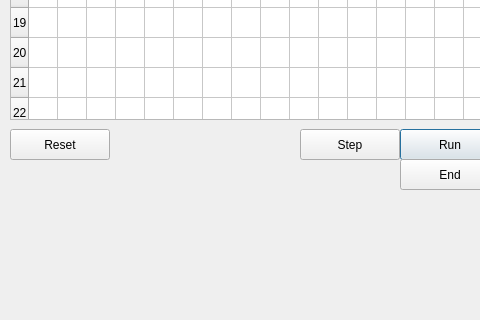
First picture: the form in MT589/mainwindow.ui, repository devborz/mt589-simulator, before the edit; both pictures show x 0 to 480 and y 580 to 900 of the 1100 by 900 pixel window.
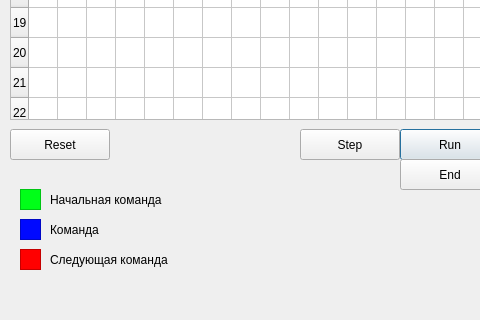
Second picture: the form after the edit. Icons and pictures are not drawn.

Commit message: Add items colors legend

Diff of the .ui file:
```diff
--- a/MT589/mainwindow.ui
+++ b/MT589/mainwindow.ui
@@ -1937,6 +1937,1428 @@
      <string>Reset</string>
     </property>
    </widget>
+   <widget class="QLabel" name="label_5">
+    <property name="geometry">
+     <rect>
+      <x>50</x>
+      <y>750</y>
+      <width>151</width>
+      <height>21</height>
+     </rect>
+    </property>
+    <property name="text">
+     <string>Начальная команда</string>
+    </property>
+   </widget>
+   <widget class="QLabel" name="label_7">
+    <property name="geometry">
+     <rect>
+      <x>50</x>
+      <y>780</y>
+      <width>151</width>
+      <height>21</height>
+     </rect>
+    </property>
+    <property name="text">
+     <string>Команда</string>
+    </property>
+   </widget>
+   <widget class="QFrame" name="frame_4">
+    <property name="geometry">
+     <rect>
+      <x>20</x>
+      <y>750</y>
+      <width>21</width>
+      <height>21</height>
+     </rect>
+    </property>
+    <property name="palette">
+     <palette>
+      <active>
+       <colorrole role="WindowText">
+        <brush brushstyle="SolidPattern">
+         <color alpha="255">
+          <red>0</red>
+          <green>0</green>
+          <blue>0</blue>
+         </color>
+        </brush>
+       </colorrole>
+       <colorrole role="Button">
+        <brush brushstyle="SolidPattern">
+         <color alpha="255">
+          <red>0</red>
+          <green>255</green>
+          <blue>24</blue>
+         </color>
+        </brush>
+       </colorrole>
+       <colorrole role="Light">
+        <brush brushstyle="SolidPattern">
+         <color alpha="255">
+          <red>127</red>
+          <green>255</green>
+          <blue>139</blue>
+         </color>
+        </brush>
+       </colorrole>
+       <colorrole role="Midlight">
+        <brush brushstyle="SolidPattern">
+         <color alpha="255">
+          <red>63</red>
+          <green>255</green>
+          <blue>81</blue>
+         </color>
+        </brush>
+       </colorrole>
+       <colorrole role="Dark">
+        <brush brushstyle="SolidPattern">
+         <color alpha="255">
+          <red>0</red>
+          <green>127</green>
+          <blue>12</blue>
+         </color>
+        </brush>
+       </colorrole>
+       <colorrole role="Mid">
+        <brush brushstyle="SolidPattern">
+         <color alpha="255">
+          <red>0</red>
+          <green>170</green>
+          <blue>16</blue>
+         </color>
+        </brush>
+       </colorrole>
+       <colorrole role="Text">
+        <brush brushstyle="SolidPattern">
+         <color alpha="255">
+          <red>0</red>
+          <green>0</green>
+          <blue>0</blue>
+         </color>
+        </brush>
+       </colorrole>
+       <colorrole role="BrightText">
+        <brush brushstyle="SolidPattern">
+         <color alpha="255">
+          <red>255</red>
+          <green>255</green>
+          <blue>255</blue>
+         </color>
+        </brush>
+       </colorrole>
+       <colorrole role="ButtonText">
+        <brush brushstyle="SolidPattern">
+         <color alpha="255">
+          <red>0</red>
+          <green>0</green>
+          <blue>0</blue>
+         </color>
+        </brush>
+       </colorrole>
+       <colorrole role="Base">
+        <brush brushstyle="SolidPattern">
+         <color alpha="255">
+          <red>255</red>
+          <green>255</green>
+          <blue>255</blue>
+         </color>
+        </brush>
+       </colorrole>
+       <colorrole role="Window">
+        <brush brushstyle="SolidPattern">
+         <color alpha="255">
+          <red>0</red>
+          <green>255</green>
+          <blue>24</blue>
+         </color>
+        </brush>
+       </colorrole>
+       <colorrole role="Shadow">
+        <brush brushstyle="SolidPattern">
+         <color alpha="255">
+          <red>0</red>
+          <green>0</green>
+          <blue>0</blue>
+         </color>
+        </brush>
+       </colorrole>
+       <colorrole role="AlternateBase">
+        <brush brushstyle="SolidPattern">
+         <color alpha="255">
+          <red>127</red>
+          <green>255</green>
+          <blue>139</blue>
+         </color>
+        </brush>
+       </colorrole>
+       <colorrole role="ToolTipBase">
+        <brush brushstyle="SolidPattern">
+         <color alpha="255">
+          <red>255</red>
+          <green>255</green>
+          <blue>220</blue>
+         </color>
+        </brush>
+       </colorrole>
+       <colorrole role="ToolTipText">
+        <brush brushstyle="SolidPattern">
+         <color alpha="255">
+          <red>0</red>
+          <green>0</green>
+          <blue>0</blue>
+         </color>
+        </brush>
+       </colorrole>
+       <colorrole role="PlaceholderText">
+        <brush brushstyle="SolidPattern">
+         <color alpha="128">
+          <red>0</red>
+          <green>0</green>
+          <blue>0</blue>
+         </color>
+        </brush>
+       </colorrole>
+      </active>
+      <inactive>
+       <colorrole role="WindowText">
+        <brush brushstyle="SolidPattern">
+         <color alpha="255">
+          <red>0</red>
+          <green>0</green>
+          <blue>0</blue>
+         </color>
+        </brush>
+       </colorrole>
+       <colorrole role="Button">
+        <brush brushstyle="SolidPattern">
+         <color alpha="255">
+          <red>0</red>
+          <green>255</green>
+          <blue>24</blue>
+         </color>
+        </brush>
+       </colorrole>
+       <colorrole role="Light">
+        <brush brushstyle="SolidPattern">
+         <color alpha="255">
+          <red>127</red>
+          <green>255</green>
+          <blue>139</blue>
+         </color>
+        </brush>
+       </colorrole>
+       <colorrole role="Midlight">
+        <brush brushstyle="SolidPattern">
+         <color alpha="255">
+          <red>63</red>
+          <green>255</green>
+          <blue>81</blue>
+         </color>
+        </brush>
+       </colorrole>
+       <colorrole role="Dark">
+        <brush brushstyle="SolidPattern">
+         <color alpha="255">
+          <red>0</red>
+          <green>127</green>
+          <blue>12</blue>
+         </color>
+        </brush>
+       </colorrole>
+       <colorrole role="Mid">
+        <brush brushstyle="SolidPattern">
+         <color alpha="255">
+          <red>0</red>
+          <green>170</green>
+          <blue>16</blue>
+         </color>
+        </brush>
+       </colorrole>
+       <colorrole role="Text">
+        <brush brushstyle="SolidPattern">
+         <color alpha="255">
+          <red>0</red>
+          <green>0</green>
+          <blue>0</blue>
+         </color>
+        </brush>
+       </colorrole>
+       <colorrole role="BrightText">
+        <brush brushstyle="SolidPattern">
+         <color alpha="255">
+          <red>255</red>
+          <green>255</green>
+          <blue>255</blue>
+         </color>
+        </brush>
+       </colorrole>
+       <colorrole role="ButtonText">
+        <brush brushstyle="SolidPattern">
+         <color alpha="255">
+          <red>0</red>
+          <green>0</green>
+          <blue>0</blue>
+         </color>
+        </brush>
+       </colorrole>
+       <colorrole role="Base">
+        <brush brushstyle="SolidPattern">
+         <color alpha="255">
+          <red>255</red>
+          <green>255</green>
+          <blue>255</blue>
+         </color>
+        </brush>
+       </colorrole>
+       <colorrole role="Window">
+        <brush brushstyle="SolidPattern">
+         <color alpha="255">
+          <red>0</red>
+          <green>255</green>
+          <blue>24</blue>
+         </color>
+        </brush>
+       </colorrole>
+       <colorrole role="Shadow">
+        <brush brushstyle="SolidPattern">
+         <color alpha="255">
+          <red>0</red>
+          <green>0</green>
+          <blue>0</blue>
+         </color>
+        </brush>
+       </colorrole>
+       <colorrole role="AlternateBase">
+        <brush brushstyle="SolidPattern">
+         <color alpha="255">
+          <red>127</red>
+          <green>255</green>
+          <blue>139</blue>
+         </color>
+        </brush>
+       </colorrole>
+       <colorrole role="ToolTipBase">
+        <brush brushstyle="SolidPattern">
+         <color alpha="255">
+          <red>255</red>
+          <green>255</green>
+          <blue>220</blue>
+         </color>
+        </brush>
+       </colorrole>
+       <colorrole role="ToolTipText">
+        <brush brushstyle="SolidPattern">
+         <color alpha="255">
+          <red>0</red>
+          <green>0</green>
+          <blue>0</blue>
+         </color>
+        </brush>
+       </colorrole>
+       <colorrole role="PlaceholderText">
+        <brush brushstyle="SolidPattern">
+         <color alpha="128">
+          <red>0</red>
+          <green>0</green>
+          <blue>0</blue>
+         </color>
+        </brush>
+       </colorrole>
+      </inactive>
+      <disabled>
+       <colorrole role="WindowText">
+        <brush brushstyle="SolidPattern">
+         <color alpha="255">
+          <red>0</red>
+          <green>127</green>
+          <blue>12</blue>
+         </color>
+        </brush>
+       </colorrole>
+       <colorrole role="Button">
+        <brush brushstyle="SolidPattern">
+         <color alpha="255">
+          <red>0</red>
+          <green>255</green>
+          <blue>24</blue>
+         </color>
+        </brush>
+       </colorrole>
+       <colorrole role="Light">
+        <brush brushstyle="SolidPattern">
+         <color alpha="255">
+          <red>127</red>
+          <green>255</green>
+          <blue>139</blue>
+         </color>
+        </brush>
+       </colorrole>
+       <colorrole role="Midlight">
+        <brush brushstyle="SolidPattern">
+         <color alpha="255">
+          <red>63</red>
+          <green>255</green>
+          <blue>81</blue>
+         </color>
+        </brush>
+       </colorrole>
+       <colorrole role="Dark">
+        <brush brushstyle="SolidPattern">
+         <color alpha="255">
+          <red>0</red>
+          <green>127</green>
+          <blue>12</blue>
+         </color>
+        </brush>
+       </colorrole>
+       <colorrole role="Mid">
+        <brush brushstyle="SolidPattern">
+         <color alpha="255">
+          <red>0</red>
+          <green>170</green>
+          <blue>16</blue>
+         </color>
+        </brush>
+       </colorrole>
+       <colorrole role="Text">
+        <brush brushstyle="SolidPattern">
+         <color alpha="255">
+          <red>0</red>
+          <green>127</green>
+          <blue>12</blue>
+         </color>
+        </brush>
+       </colorrole>
+       <colorrole role="BrightText">
+        <brush brushstyle="SolidPattern">
+         <color alpha="255">
+          <red>255</red>
+          <green>255</green>
+          <blue>255</blue>
+         </color>
+        </brush>
+       </colorrole>
+       <colorrole role="ButtonText">
+        <brush brushstyle="SolidPattern">
+         <color alpha="255">
+          <red>0</red>
+          <green>127</green>
+          <blue>12</blue>
+         </color>
+        </brush>
+       </colorrole>
+       <colorrole role="Base">
+        <brush brushstyle="SolidPattern">
+         <color alpha="255">
+          <red>0</red>
+          <green>255</green>
+          <blue>24</blue>
+         </color>
+        </brush>
+       </colorrole>
+       <colorrole role="Window">
+        <brush brushstyle="SolidPattern">
+         <color alpha="255">
+          <red>0</red>
+          <green>255</green>
+          <blue>24</blue>
+         </color>
+        </brush>
+       </colorrole>
+       <colorrole role="Shadow">
+        <brush brushstyle="SolidPattern">
+         <color alpha="255">
+          <red>0</red>
+          <green>0</green>
+          <blue>0</blue>
+         </color>
+        </brush>
+       </colorrole>
+       <colorrole role="AlternateBase">
+        <brush brushstyle="SolidPattern">
+         <color alpha="255">
+          <red>0</red>
+          <green>255</green>
+          <blue>24</blue>
+         </color>
+        </brush>
+       </colorrole>
+       <colorrole role="ToolTipBase">
+        <brush brushstyle="SolidPattern">
+         <color alpha="255">
+          <red>255</red>
+          <green>255</green>
+          <blue>220</blue>
+         </color>
+        </brush>
+       </colorrole>
+       <colorrole role="ToolTipText">
+        <brush brushstyle="SolidPattern">
+         <color alpha="255">
+          <red>0</red>
+          <green>0</green>
+          <blue>0</blue>
+         </color>
+        </brush>
+       </colorrole>
+       <colorrole role="PlaceholderText">
+        <brush brushstyle="SolidPattern">
+         <color alpha="128">
+          <red>0</red>
+          <green>0</green>
+          <blue>0</blue>
+         </color>
+        </brush>
+       </colorrole>
+      </disabled>
+     </palette>
+    </property>
+    <property name="autoFillBackground">
+     <bool>true</bool>
+    </property>
+    <property name="frameShape">
+     <enum>QFrame::StyledPanel</enum>
+    </property>
+    <property name="frameShadow">
+     <enum>QFrame::Raised</enum>
+    </property>
+   </widget>
+   <widget class="QFrame" name="frame_6">
+    <property name="geometry">
+     <rect>
+      <x>20</x>
+      <y>810</y>
+      <width>21</width>
+      <height>21</height>
+     </rect>
+    </property>
+    <property name="palette">
+     <palette>
+      <active>
+       <colorrole role="WindowText">
+        <brush brushstyle="SolidPattern">
+         <color alpha="255">
+          <red>0</red>
+          <green>0</green>
+          <blue>0</blue>
+         </color>
+        </brush>
+       </colorrole>
+       <colorrole role="Button">
+        <brush brushstyle="SolidPattern">
+         <color alpha="255">
+          <red>255</red>
+          <green>0</green>
+          <blue>0</blue>
+         </color>
+        </brush>
+       </colorrole>
+       <colorrole role="Light">
+        <brush brushstyle="SolidPattern">
+         <color alpha="255">
+          <red>255</red>
+          <green>127</green>
+          <blue>127</blue>
+         </color>
+        </brush>
+       </colorrole>
+       <colorrole role="Midlight">
+        <brush brushstyle="SolidPattern">
+         <color alpha="255">
+          <red>255</red>
+          <green>63</green>
+          <blue>63</blue>
+         </color>
+        </brush>
+       </colorrole>
+       <colorrole role="Dark">
+        <brush brushstyle="SolidPattern">
+         <color alpha="255">
+          <red>127</red>
+          <green>0</green>
+          <blue>0</blue>
+         </color>
+        </brush>
+       </colorrole>
+       <colorrole role="Mid">
+        <brush brushstyle="SolidPattern">
+         <color alpha="255">
+          <red>170</red>
+          <green>0</green>
+          <blue>0</blue>
+         </color>
+        </brush>
+       </colorrole>
+       <colorrole role="Text">
+        <brush brushstyle="SolidPattern">
+         <color alpha="255">
+          <red>0</red>
+          <green>0</green>
+          <blue>0</blue>
+         </color>
+        </brush>
+       </colorrole>
+       <colorrole role="BrightText">
+        <brush brushstyle="SolidPattern">
+         <color alpha="255">
+          <red>255</red>
+          <green>255</green>
+          <blue>255</blue>
+         </color>
+        </brush>
+       </colorrole>
+       <colorrole role="ButtonText">
+        <brush brushstyle="SolidPattern">
+         <color alpha="255">
+          <red>0</red>
+          <green>0</green>
+          <blue>0</blue>
+         </color>
+        </brush>
+       </colorrole>
+       <colorrole role="Base">
+        <brush brushstyle="SolidPattern">
+         <color alpha="255">
+          <red>255</red>
+          <green>255</green>
+          <blue>255</blue>
+         </color>
+        </brush>
+       </colorrole>
+       <colorrole role="Window">
+        <brush brushstyle="SolidPattern">
+         <color alpha="255">
+          <red>255</red>
+          <green>0</green>
+          <blue>0</blue>
+         </color>
+        </brush>
+       </colorrole>
+       <colorrole role="Shadow">
+        <brush brushstyle="SolidPattern">
+         <color alpha="255">
+          <red>0</red>
+          <green>0</green>
+          <blue>0</blue>
+         </color>
+        </brush>
+       </colorrole>
+       <colorrole role="AlternateBase">
+        <brush brushstyle="SolidPattern">
+         <color alpha="255">
+          <red>255</red>
+          <green>127</green>
+          <blue>127</blue>
+         </color>
+        </brush>
+       </colorrole>
+       <colorrole role="ToolTipBase">
+        <brush brushstyle="SolidPattern">
+         <color alpha="255">
+          <red>255</red>
+          <green>255</green>
+          <blue>220</blue>
+         </color>
+        </brush>
+       </colorrole>
+       <colorrole role="ToolTipText">
+        <brush brushstyle="SolidPattern">
+         <color alpha="255">
+          <red>0</red>
+          <green>0</green>
+          <blue>0</blue>
+         </color>
+        </brush>
+       </colorrole>
+       <colorrole role="PlaceholderText">
+        <brush brushstyle="SolidPattern">
+         <color alpha="128">
+          <red>0</red>
+          <green>0</green>
+          <blue>0</blue>
+         </color>
+        </brush>
+       </colorrole>
+      </active>
+      <inactive>
+       <colorrole role="WindowText">
+        <brush brushstyle="SolidPattern">
+         <color alpha="255">
+          <red>0</red>
+          <green>0</green>
+          <blue>0</blue>
+         </color>
+        </brush>
+       </colorrole>
+       <colorrole role="Button">
+        <brush brushstyle="SolidPattern">
+         <color alpha="255">
+          <red>255</red>
+          <green>0</green>
+          <blue>0</blue>
+         </color>
+        </brush>
+       </colorrole>
+       <colorrole role="Light">
+        <brush brushstyle="SolidPattern">
+         <color alpha="255">
+          <red>255</red>
+          <green>127</green>
+          <blue>127</blue>
+         </color>
+        </brush>
+       </colorrole>
+       <colorrole role="Midlight">
+        <brush brushstyle="SolidPattern">
+         <color alpha="255">
+          <red>255</red>
+          <green>63</green>
+          <blue>63</blue>
+         </color>
+        </brush>
+       </colorrole>
+       <colorrole role="Dark">
+        <brush brushstyle="SolidPattern">
+         <color alpha="255">
+          <red>127</red>
+          <green>0</green>
+          <blue>0</blue>
+         </color>
+        </brush>
+       </colorrole>
+       <colorrole role="Mid">
+        <brush brushstyle="SolidPattern">
+         <color alpha="255">
+          <red>170</red>
+          <green>0</green>
+          <blue>0</blue>
+         </color>
+        </brush>
+       </colorrole>
+       <colorrole role="Text">
+        <brush brushstyle="SolidPattern">
+         <color alpha="255">
+          <red>0</red>
+          <green>0</green>
+          <blue>0</blue>
+         </color>
+        </brush>
+       </colorrole>
+       <colorrole role="BrightText">
+        <brush brushstyle="SolidPattern">
+         <color alpha="255">
+          <red>255</red>
+          <green>255</green>
+          <blue>255</blue>
+         </color>
+        </brush>
+       </colorrole>
+       <colorrole role="ButtonText">
+        <brush brushstyle="SolidPattern">
+         <color alpha="255">
+          <red>0</red>
+          <green>0</green>
+          <blue>0</blue>
+         </color>
+        </brush>
+       </colorrole>
+       <colorrole role="Base">
+        <brush brushstyle="SolidPattern">
+         <color alpha="255">
+          <red>255</red>
+          <green>255</green>
+          <blue>255</blue>
+         </color>
+        </brush>
+       </colorrole>
+       <colorrole role="Window">
+        <brush brushstyle="SolidPattern">
+         <color alpha="255">
+          <red>255</red>
+          <green>0</green>
+          <blue>0</blue>
+         </color>
+        </brush>
+       </colorrole>
+       <colorrole role="Shadow">
+        <brush brushstyle="SolidPattern">
+         <color alpha="255">
+          <red>0</red>
+          <green>0</green>
+          <blue>0</blue>
+         </color>
+        </brush>
+       </colorrole>
+       <colorrole role="AlternateBase">
+        <brush brushstyle="SolidPattern">
+         <color alpha="255">
+          <red>255</red>
+          <green>127</green>
+          <blue>127</blue>
+         </color>
+        </brush>
+       </colorrole>
+       <colorrole role="ToolTipBase">
+        <brush brushstyle="SolidPattern">
+         <color alpha="255">
+          <red>255</red>
+          <green>255</green>
+          <blue>220</blue>
+         </color>
+        </brush>
+       </colorrole>
+       <colorrole role="ToolTipText">
+        <brush brushstyle="SolidPattern">
+         <color alpha="255">
+          <red>0</red>
+          <green>0</green>
+          <blue>0</blue>
+         </color>
+        </brush>
+       </colorrole>
+       <colorrole role="PlaceholderText">
+        <brush brushstyle="SolidPattern">
+         <color alpha="128">
+          <red>0</red>
+          <green>0</green>
+          <blue>0</blue>
+         </color>
+        </brush>
+       </colorrole>
+      </inactive>
+      <disabled>
+       <colorrole role="WindowText">
+        <brush brushstyle="SolidPattern">
+         <color alpha="255">
+          <red>127</red>
+          <green>0</green>
+          <blue>0</blue>
+         </color>
+        </brush>
+       </colorrole>
+       <colorrole role="Button">
+        <brush brushstyle="SolidPattern">
+         <color alpha="255">
+          <red>255</red>
+          <green>0</green>
+          <blue>0</blue>
+         </color>
+        </brush>
+       </colorrole>
+       <colorrole role="Light">
+        <brush brushstyle="SolidPattern">
+         <color alpha="255">
+          <red>255</red>
+          <green>127</green>
+          <blue>127</blue>
+         </color>
+        </brush>
+       </colorrole>
+       <colorrole role="Midlight">
+        <brush brushstyle="SolidPattern">
+         <color alpha="255">
+          <red>255</red>
+          <green>63</green>
+          <blue>63</blue>
+         </color>
+        </brush>
+       </colorrole>
+       <colorrole role="Dark">
+        <brush brushstyle="SolidPattern">
+         <color alpha="255">
+          <red>127</red>
+          <green>0</green>
+          <blue>0</blue>
+         </color>
+        </brush>
+       </colorrole>
+       <colorrole role="Mid">
+        <brush brushstyle="SolidPattern">
+         <color alpha="255">
+          <red>170</red>
+          <green>0</green>
+          <blue>0</blue>
+         </color>
+        </brush>
+       </colorrole>
+       <colorrole role="Text">
+        <brush brushstyle="SolidPattern">
+         <color alpha="255">
+          <red>127</red>
+          <green>0</green>
+          <blue>0</blue>
+         </color>
+        </brush>
+       </colorrole>
+       <colorrole role="BrightText">
+        <brush brushstyle="SolidPattern">
+         <color alpha="255">
+          <red>255</red>
+          <green>255</green>
+          <blue>255</blue>
+         </color>
+        </brush>
+       </colorrole>
+       <colorrole role="ButtonText">
+        <brush brushstyle="SolidPattern">
+         <color alpha="255">
+          <red>127</red>
+          <green>0</green>
+          <blue>0</blue>
+         </color>
+        </brush>
+       </colorrole>
+       <colorrole role="Base">
+        <brush brushstyle="SolidPattern">
+         <color alpha="255">
+          <red>255</red>
+          <green>0</green>
+          <blue>0</blue>
+         </color>
+        </brush>
+       </colorrole>
+       <colorrole role="Window">
+        <brush brushstyle="SolidPattern">
+         <color alpha="255">
+          <red>255</red>
+          <green>0</green>
+          <blue>0</blue>
+         </color>
+        </brush>
+       </colorrole>
+       <colorrole role="Shadow">
+        <brush brushstyle="SolidPattern">
+         <color alpha="255">
+          <red>0</red>
+          <green>0</green>
+          <blue>0</blue>
+         </color>
+        </brush>
+       </colorrole>
+       <colorrole role="AlternateBase">
+        <brush brushstyle="SolidPattern">
+         <color alpha="255">
+          <red>255</red>
+          <green>0</green>
+          <blue>0</blue>
+         </color>
+        </brush>
+       </colorrole>
+       <colorrole role="ToolTipBase">
+        <brush brushstyle="SolidPattern">
+         <color alpha="255">
+          <red>255</red>
+          <green>255</green>
+          <blue>220</blue>
+         </color>
+        </brush>
+       </colorrole>
+       <colorrole role="ToolTipText">
+        <brush brushstyle="SolidPattern">
+         <color alpha="255">
+          <red>0</red>
+          <green>0</green>
+          <blue>0</blue>
+         </color>
+        </brush>
+       </colorrole>
+       <colorrole role="PlaceholderText">
+        <brush brushstyle="SolidPattern">
+         <color alpha="128">
+          <red>0</red>
+          <green>0</green>
+          <blue>0</blue>
+         </color>
+        </brush>
+       </colorrole>
+      </disabled>
+     </palette>
+    </property>
+    <property name="autoFillBackground">
+     <bool>true</bool>
+    </property>
+    <property name="frameShape">
+     <enum>QFrame::StyledPanel</enum>
+    </property>
+    <property name="frameShadow">
+     <enum>QFrame::Raised</enum>
+    </property>
+   </widget>
+   <widget class="QFrame" name="frame_5">
+    <property name="geometry">
+     <rect>
+      <x>20</x>
+      <y>780</y>
+      <width>21</width>
+      <height>21</height>
+     </rect>
+    </property>
+    <property name="palette">
+     <palette>
+      <active>
+       <colorrole role="WindowText">
+        <brush brushstyle="SolidPattern">
+         <color alpha="255">
+          <red>0</red>
+          <green>0</green>
+          <blue>0</blue>
+         </color>
+        </brush>
+       </colorrole>
+       <colorrole role="Button">
+        <brush brushstyle="SolidPattern">
+         <color alpha="255">
+          <red>0</red>
+          <green>9</green>
+          <blue>255</blue>
+         </color>
+        </brush>
+       </colorrole>
+       <colorrole role="Light">
+        <brush brushstyle="SolidPattern">
+         <color alpha="255">
+          <red>127</red>
+          <green>132</green>
+          <blue>255</blue>
+         </color>
+        </brush>
+       </colorrole>
+       <colorrole role="Midlight">
+        <brush brushstyle="SolidPattern">
+         <color alpha="255">
+          <red>63</red>
+          <green>70</green>
+          <blue>255</blue>
+         </color>
+        </brush>
+       </colorrole>
+       <colorrole role="Dark">
+        <brush brushstyle="SolidPattern">
+         <color alpha="255">
+          <red>0</red>
+          <green>4</green>
+          <blue>127</blue>
+         </color>
+        </brush>
+       </colorrole>
+       <colorrole role="Mid">
+        <brush brushstyle="SolidPattern">
+         <color alpha="255">
+          <red>0</red>
+          <green>6</green>
+          <blue>170</blue>
+         </color>
+        </brush>
+       </colorrole>
+       <colorrole role="Text">
+        <brush brushstyle="SolidPattern">
+         <color alpha="255">
+          <red>0</red>
+          <green>0</green>
+          <blue>0</blue>
+         </color>
+        </brush>
+       </colorrole>
+       <colorrole role="BrightText">
+        <brush brushstyle="SolidPattern">
+         <color alpha="255">
+          <red>255</red>
+          <green>255</green>
+          <blue>255</blue>
+         </color>
+        </brush>
+       </colorrole>
+       <colorrole role="ButtonText">
+        <brush brushstyle="SolidPattern">
+         <color alpha="255">
+          <red>0</red>
+          <green>0</green>
+          <blue>0</blue>
+         </color>
+        </brush>
+       </colorrole>
+       <colorrole role="Base">
+        <brush brushstyle="SolidPattern">
+         <color alpha="255">
+          <red>255</red>
+          <green>255</green>
+          <blue>255</blue>
+         </color>
+        </brush>
+       </colorrole>
+       <colorrole role="Window">
+        <brush brushstyle="SolidPattern">
+         <color alpha="255">
+          <red>0</red>
+          <green>9</green>
+          <blue>255</blue>
+         </color>
+        </brush>
+       </colorrole>
+       <colorrole role="Shadow">
+        <brush brushstyle="SolidPattern">
+         <color alpha="255">
+          <red>0</red>
+          <green>0</green>
+          <blue>0</blue>
+         </color>
+        </brush>
+       </colorrole>
+       <colorrole role="AlternateBase">
+        <brush brushstyle="SolidPattern">
+         <color alpha="255">
+          <red>127</red>
+          <green>132</green>
+          <blue>255</blue>
+         </color>
+        </brush>
+       </colorrole>
+       <colorrole role="ToolTipBase">
+        <brush brushstyle="SolidPattern">
+         <color alpha="255">
+          <red>255</red>
+          <green>255</green>
+          <blue>220</blue>
+         </color>
+        </brush>
+       </colorrole>
+       <colorrole role="ToolTipText">
+        <brush brushstyle="SolidPattern">
+         <color alpha="255">
+          <red>0</red>
+          <green>0</green>
+          <blue>0</blue>
+         </color>
+        </brush>
+       </colorrole>
+       <colorrole role="PlaceholderText">
+        <brush brushstyle="SolidPattern">
+         <color alpha="128">
+          <red>0</red>
+          <green>0</green>
+          <blue>0</blue>
+         </color>
+        </brush>
+       </colorrole>
+      </active>
+      <inactive>
+       <colorrole role="WindowText">
+        <brush brushstyle="SolidPattern">
+         <color alpha="255">
+          <red>0</red>
+          <green>0</green>
+          <blue>0</blue>
+         </color>
+        </brush>
+       </colorrole>
+       <colorrole role="Button">
+        <brush brushstyle="SolidPattern">
+         <color alpha="255">
+          <red>0</red>
+          <green>9</green>
+          <blue>255</blue>
+         </color>
+        </brush>
+       </colorrole>
+       <colorrole role="Light">
+        <brush brushstyle="SolidPattern">
+         <color alpha="255">
+          <red>127</red>
+          <green>132</green>
+          <blue>255</blue>
+         </color>
+        </brush>
+       </colorrole>
+       <colorrole role="Midlight">
+        <brush brushstyle="SolidPattern">
+         <color alpha="255">
+          <red>63</red>
+          <green>70</green>
+          <blue>255</blue>
+         </color>
+        </brush>
+       </colorrole>
+       <colorrole role="Dark">
+        <brush brushstyle="SolidPattern">
+         <color alpha="255">
+          <red>0</red>
+          <green>4</green>
+          <blue>127</blue>
+         </color>
+        </brush>
+       </colorrole>
+       <colorrole role="Mid">
+        <brush brushstyle="SolidPattern">
+         <color alpha="255">
+          <red>0</red>
+          <green>6</green>
+          <blue>170</blue>
+         </color>
+        </brush>
+       </colorrole>
+       <colorrole role="Text">
+        <brush brushstyle="SolidPattern">
+         <color alpha="255">
+          <red>0</red>
+          <green>0</green>
+          <blue>0</blue>
+         </color>
+        </brush>
+       </colorrole>
+       <colorrole role="BrightText">
+        <brush brushstyle="SolidPattern">
+         <color alpha="255">
+          <red>255</red>
+          <green>255</green>
+          <blue>255</blue>
+         </color>
+        </brush>
+       </colorrole>
+       <colorrole role="ButtonText">
+        <brush brushstyle="SolidPattern">
+         <color alpha="255">
+          <red>0</red>
+          <green>0</green>
+          <blue>0</blue>
+         </color>
+        </brush>
+       </colorrole>
+       <colorrole role="Base">
+        <brush brushstyle="SolidPattern">
+         <color alpha="255">
+          <red>255</red>
+          <green>255</green>
+          <blue>255</blue>
+         </color>
+        </brush>
+       </colorrole>
+       <colorrole role="Window">
+        <brush brushstyle="SolidPattern">
+         <color alpha="255">
+          <red>0</red>
+          <green>9</green>
+          <blue>255</blue>
+         </color>
+        </brush>
+       </colorrole>
+       <colorrole role="Shadow">
+        <brush brushstyle="SolidPattern">
+         <color alpha="255">
+          <red>0</red>
+          <green>0</green>
+          <blue>0</blue>
+         </color>
+        </brush>
+       </colorrole>
+       <colorrole role="AlternateBase">
+        <brush brushstyle="SolidPattern">
+         <color alpha="255">
+          <red>127</red>
+          <green>132</green>
+          <blue>255</blue>
+         </color>
+        </brush>
+       </colorrole>
+       <colorrole role="ToolTipBase">
+        <brush brushstyle="SolidPattern">
+         <color alpha="255">
+          <red>255</red>
+          <green>255</green>
+          <blue>220</blue>
+         </color>
+        </brush>
+       </colorrole>
+       <colorrole role="ToolTipText">
+        <brush brushstyle="SolidPattern">
+         <color alpha="255">
+          <red>0</red>
+          <green>0</green>
+          <blue>0</blue>
+         </color>
+        </brush>
+       </colorrole>
+       <colorrole role="PlaceholderText">
+        <brush brushstyle="SolidPattern">
+         <color alpha="128">
+          <red>0</red>
+          <green>0</green>
+          <blue>0</blue>
+         </color>
+        </brush>
+       </colorrole>
+      </inactive>
+      <disabled>
+       <colorrole role="WindowText">
+        <brush brushstyle="SolidPattern">
+         <color alpha="255">
+          <red>0</red>
+          <green>4</green>
+          <blue>127</blue>
+         </color>
+        </brush>
+       </colorrole>
+       <colorrole role="Button">
+        <brush brushstyle="SolidPattern">
+         <color alpha="255">
+          <red>0</red>
+          <green>9</green>
+          <blue>255</blue>
+         </color>
+        </brush>
+       </colorrole>
+       <colorrole role="Light">
+        <brush brushstyle="SolidPattern">
+         <color alpha="255">
+          <red>127</red>
+          <green>132</green>
+          <blue>255</blue>
+         </color>
+        </brush>
+       </colorrole>
+       <colorrole role="Midlight">
+        <brush brushstyle="SolidPattern">
+         <color alpha="255">
+          <red>63</red>
+          <green>70</green>
+          <blue>255</blue>
+         </color>
+        </brush>
+       </colorrole>
+       <colorrole role="Dark">
+        <brush brushstyle="SolidPattern">
+         <color alpha="255">
+          <red>0</red>
+          <green>4</green>
+          <blue>127</blue>
+         </color>
+        </brush>
+       </colorrole>
+       <colorrole role="Mid">
+        <brush brushstyle="SolidPattern">
+         <color alpha="255">
+          <red>0</red>
+          <green>6</green>
+          <blue>170</blue>
+         </color>
+        </brush>
+       </colorrole>
+       <colorrole role="Text">
+        <brush brushstyle="SolidPattern">
+         <color alpha="255">
+          <red>0</red>
+          <green>4</green>
+          <blue>127</blue>
+         </color>
+        </brush>
+       </colorrole>
+       <colorrole role="BrightText">
+        <brush brushstyle="SolidPattern">
+         <color alpha="255">
+          <red>255</red>
+          <green>255</green>
+          <blue>255</blue>
+         </color>
+        </brush>
+       </colorrole>
+       <colorrole role="ButtonText">
+        <brush brushstyle="SolidPattern">
+         <color alpha="255">
+          <red>0</red>
+          <green>4</green>
+          <blue>127</blue>
+         </color>
+        </brush>
+       </colorrole>
+       <colorrole role="Base">
+        <brush brushstyle="SolidPattern">
+         <color alpha="255">
+          <red>0</red>
+          <green>9</green>
+          <blue>255</blue>
+         </color>
+        </brush>
+       </colorrole>
+       <colorrole role="Window">
+        <brush brushstyle="SolidPattern">
+         <color alpha="255">
+          <red>0</red>
+          <green>9</green>
+          <blue>255</blue>
+         </color>
+        </brush>
+       </colorrole>
+       <colorrole role="Shadow">
+        <brush brushstyle="SolidPattern">
+         <color alpha="255">
+          <red>0</red>
+          <green>0</green>
+          <blue>0</blue>
+         </color>
+        </brush>
+       </colorrole>
+       <colorrole role="AlternateBase">
+        <brush brushstyle="SolidPattern">
+         <color alpha="255">
+          <red>0</red>
+          <green>9</green>
+          <blue>255</blue>
+         </color>
+        </brush>
+       </colorrole>
+       <colorrole role="ToolTipBase">
+        <brush brushstyle="SolidPattern">
+         <color alpha="255">
+          <red>255</red>
+          <green>255</green>
+          <blue>220</blue>
+         </color>
+        </brush>
+       </colorrole>
+       <colorrole role="ToolTipText">
+        <brush brushstyle="SolidPattern">
+         <color alpha="255">
+          <red>0</red>
+          <green>0</green>
+          <blue>0</blue>
+         </color>
+        </brush>
+       </colorrole>
+       <colorrole role="PlaceholderText">
+        <brush brushstyle="SolidPattern">
+         <color alpha="128">
+          <red>0</red>
+          <green>0</green>
+          <blue>0</blue>
+         </color>
+        </brush>
+       </colorrole>
+      </disabled>
+     </palette>
+    </property>
+    <property name="autoFillBackground">
+     <bool>true</bool>
+    </property>
+    <property name="frameShape">
+     <enum>QFrame::StyledPanel</enum>
+    </property>
+    <property name="frameShadow">
+     <enum>QFrame::Raised</enum>
+    </property>
+   </widget>
+   <widget class="QLabel" name="label_23">
+    <property name="geometry">
+     <rect>
+      <x>50</x>
+      <y>810</y>
+      <width>151</width>
+      <height>21</height>
+     </rect>
+    </property>
+    <property name="text">
+     <string>Следующая команда</string>
+    </property>
+   </widget>
   </widget>
   <widget class="QMenuBar" name="menubar">
    <property name="geometry">
```
The commit also changes 1 other file.
